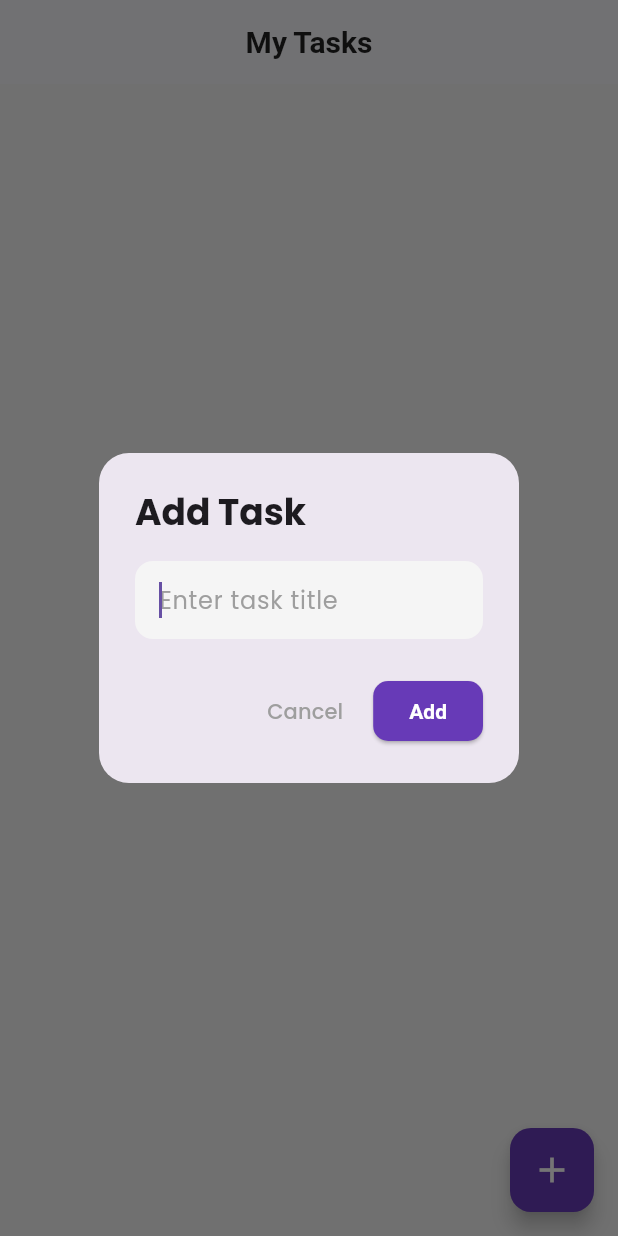
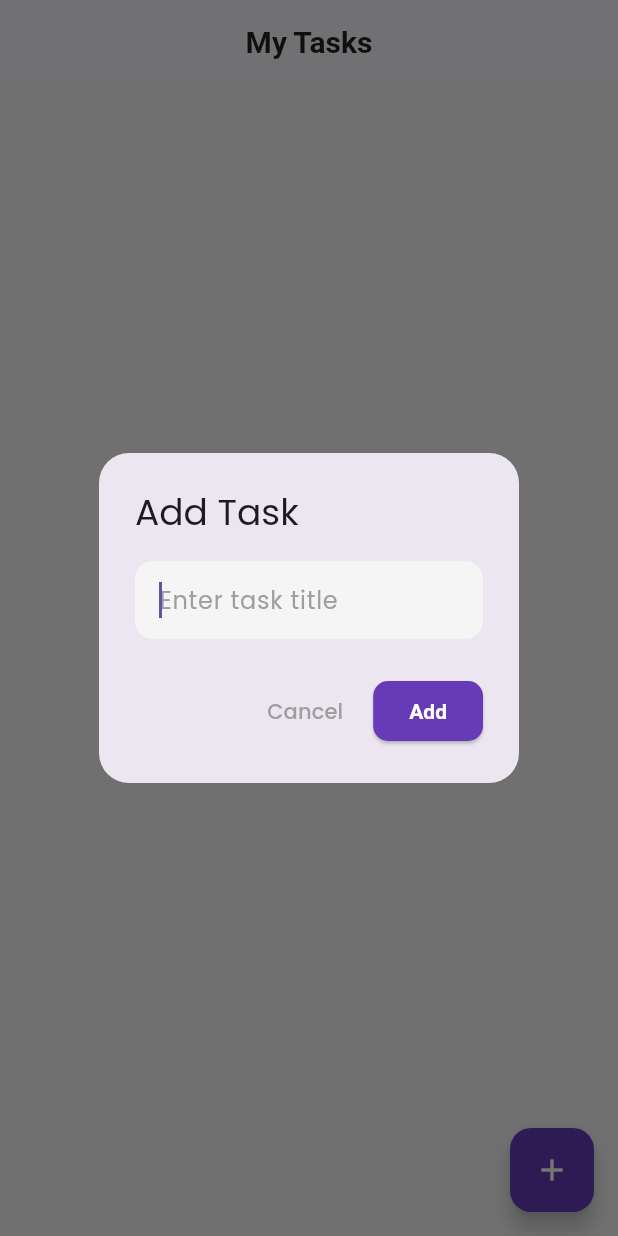
Before and after one commit to AndresCastilloPlata/taskly_todo_app, a Flutter app: the screen it shows after launch, after a tap on the "add" icon, on a phone screen of 412 x 824 dp. Run offline on Flutter 3.47's test engine with Material 3 defaults, Android fonts, the phone set to English and light mode, and no system bars; our stand-ins replace animate_do, equatable, flutter_riverpod, google_fonts.

Commit message:
refactor: aplicar tema global en TaskListScreen para unificar estilo

```diff
--- a/lib/features/tasks/presentation/screens/task_list_screen.dart
+++ b/lib/features/tasks/presentation/screens/task_list_screen.dart
@@ -1,6 +1,7 @@
 import 'package:animate_do/animate_do.dart';
 import 'package:flutter/material.dart';
 import 'package:flutter_riverpod/flutter_riverpod.dart';
+import 'package:taskly_todo_app/core/theme/app_theme.dart';
 import 'package:taskly_todo_app/features/tasks/presentation/providers/task_list_provider.dart';
 
 class TaskListScreen extends ConsumerWidget {
@@ -12,34 +13,23 @@ class TaskListScreen extends ConsumerWidget {
 
     return Scaffold(
       appBar: AppBar(
-        backgroundColor: Colors.white,
-        elevation: 1,
-        centerTitle: true,
-        title: const Text(
-          'My Tasks',
-          style: TextStyle(
-            color: Colors.black87,
-            fontSize: 20,
-            fontWeight: FontWeight.bold,
-          ),
-        ),
+        title: const Text('My Tasks'),
         actions: [
           if (tasks.isNotEmpty)
             IconButton(
-              icon: const Icon(Icons.delete_forever, color: Colors.redAccent),
+              icon: const Icon(Icons.delete_forever),
               onPressed: () {
                 ref.read(taskListProvider.notifier).clearAll();
               },
             ),
         ],
-        iconTheme: const IconThemeData(color: Colors.black87),
       ),
       body:
           tasks.isEmpty
-              ? const Center(
-                child: Text(
+              ? Center(
+                child: const Text(
                   'You have no tasks yet!',
-                  style: TextStyle(fontSize: 18, color: Colors.grey),
+                  style: TextStyle(color: AppColors.gray),
                 ),
               )
               : ListView.separated(
@@ -58,8 +48,8 @@ class TaskListScreen extends ConsumerWidget {
                     background: Container(
                       alignment: Alignment.centerRight,
                       padding: const EdgeInsets.symmetric(horizontal: 20),
-                      color: Colors.red,
-                      child: const Icon(Icons.delete, color: Colors.white),
+                      color: AppColors.danger,
+                      child: const Icon(Icons.delete, color: AppColors.white),
                     ),
                     child: FadeInLeft(
                       duration: Duration(
@@ -97,8 +87,8 @@ class TaskListScreen extends ConsumerWidget {
                                           : TextDecoration.none,
                                   color:
                                       task.isDone
-                                          ? Colors.grey
-                                          : Colors.black87,
+                                          ? AppColors.gray
+                                          : AppColors.text,
                                 ),
                               ),
                             ),
@@ -107,7 +97,10 @@ class TaskListScreen extends ConsumerWidget {
                                   task.isDone
                                       ? Icon(Icons.check_circle)
                                       : Icon(Icons.radio_button_unchecked),
-                              color: task.isDone ? Colors.green : Colors.grey,
+                              color:
+                                  task.isDone
+                                      ? AppColors.success
+                                      : AppColors.gray,
                               onPressed: () {
                                 ref
                                     .read(taskListProvider.notifier)
@@ -122,12 +115,10 @@ class TaskListScreen extends ConsumerWidget {
                 },
               ),
       floatingActionButton: FloatingActionButton(
-        backgroundColor: Colors.deepPurple,
-        shape: RoundedRectangleBorder(borderRadius: BorderRadius.circular(14)),
         onPressed: () {
           _showAddTaskDialog(context, ref);
         },
-        child: const Icon(Icons.add, size: 28, color: Colors.white),
+        child: const Icon(Icons.add),
       ),
     );
   }
@@ -142,37 +133,19 @@ class TaskListScreen extends ConsumerWidget {
             shape: RoundedRectangleBorder(
               borderRadius: BorderRadius.circular(20),
             ),
-            title: const Text(
-              'Add Task',
-              style: TextStyle(fontWeight: FontWeight.bold),
-            ),
+            title: const Text('Add Task'),
 
             content: TextField(
               controller: controller,
               autofocus: true,
-              decoration: InputDecoration(
-                hintText: 'Enter task title',
-                filled: true,
-                fillColor: Colors.grey.shade100,
-                border: OutlineInputBorder(
-                  borderRadius: BorderRadius.circular(12),
-                  borderSide: BorderSide.none,
-                ),
-              ),
+              decoration: InputDecoration(hintText: 'Enter task title'),
             ),
             actions: [
               TextButton(
                 onPressed: () => Navigator.pop(context),
-                child: Text('Cancel', style: TextStyle(color: Colors.grey)),
+                child: Text('Cancel'),
               ),
               ElevatedButton(
-                style: ElevatedButton.styleFrom(
-                  backgroundColor: Colors.deepPurple,
-                  shape: RoundedRectangleBorder(
-                    borderRadius: BorderRadius.circular(10),
-                  ),
-                  foregroundColor: Colors.white,
-                ),
                 onPressed: () {
                   final title = controller.text.trim();
 
```
